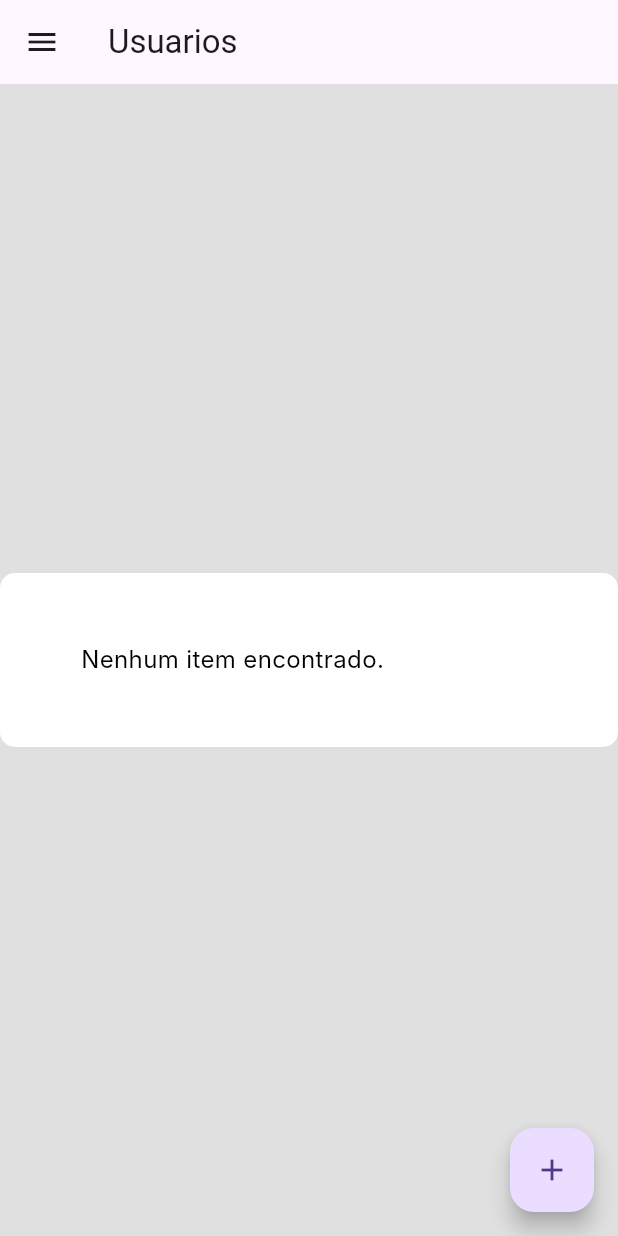
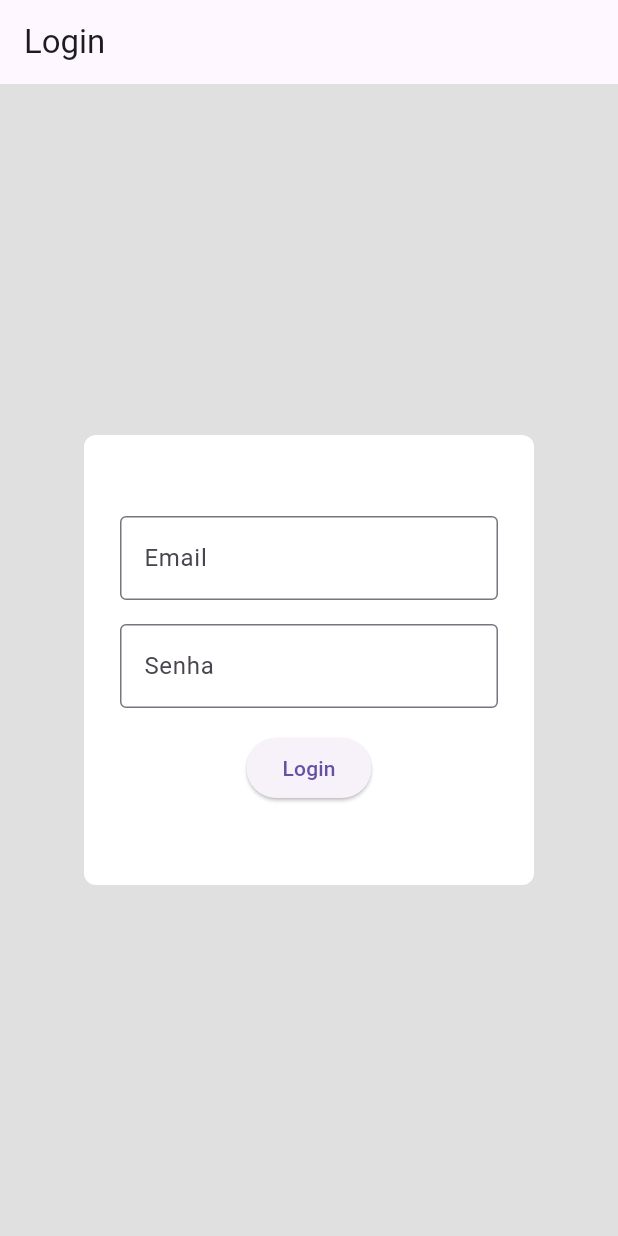
Before and after one commit to caiotheodoro/OPT120, a Flutter app: the screen it shows after launch, on a phone screen of 412 x 824 dp. Run offline on Flutter 3.47's test engine with Material 3 defaults, Android fonts, the phone set to English and light mode, and no system bars; our stand-ins replace shared_preferences, sidebarx; missing offline and left inert: dart:html; Roboto replaces fonts that are missing (Inter).

Commit message:
feat: 🎸 access token

```diff
--- a/frontend/lib/main.dart
+++ b/frontend/lib/main.dart
@@ -1,34 +1,65 @@
 import 'package:flutter/material.dart';
 import 'package:frontend/pages/activities.dart';
+import 'package:frontend/pages/login.dart';
 import 'package:frontend/pages/user-activities.dart';
 import 'package:frontend/pages/users.dart';
-import 'package:http/http.dart' as http;
-import 'dart:convert';
-import 'package:sidebarx/sidebarx.dart';
+import 'package:shared_preferences/shared_preferences.dart'; // Import SharedPreferences
 
 void main() {
   runApp(const MyApp());
 }
 
 class MyApp extends StatelessWidget {
-  const MyApp({super.key});
+  const MyApp({Key? key});
+
+  Future<String> fetchAccessToken() async {
+    final SharedPreferences prefs = await SharedPreferences.getInstance();
+    final token = prefs.getString('access_token') ?? '';
+
+    return token;
+  }
 
   @override
   Widget build(BuildContext context) {
+    return FutureBuilder<String>(
+      future: fetchAccessToken(),
+      builder: (context, snapshot) {
+        if (snapshot.connectionState == ConnectionState.waiting) {
+          return const MaterialApp(
+            title: 'Usuários',
+            home: Scaffold(
+              body: Center(
+                child: CircularProgressIndicator(),
+              ),
+            ),
+          );
+        } else {
+          final String accessToken = snapshot.data ?? '';
+          final String initialRoute = accessToken.isEmpty ? '/users' : '/login';
+
           return MaterialApp(
             title: 'Usuários',
-      initialRoute: '/users',
+            initialRoute: initialRoute,
+            onGenerateRoute: (settings) {
+              if (settings.name == '/activity') {
+                return MaterialPageRoute(builder: (context) => const ActivitiesPage(title: 'Atividades'));
+              }
+              return null;
+            },
             theme: ThemeData(
               useMaterial3: true,
               scaffoldBackgroundColor: const Color(0xFFE0E0E0),
             ),
-      home: const UsersPage(title: 'Usuarios'),
+            home: accessToken.isNotEmpty ? const UsersPage(title: 'Usuários') : const LoginPage(title: 'Login'),
             routes: {
+              '/login': (context) => const LoginPage(title: 'Login'),
               '/users': (context) => const UsersPage(title: 'Usuarios'),
-        '/activity': (context) => const ActivitiesPage(title: 'Atividades'),
               '/user-activities': (context) =>
                   const UserActivityPage(title: 'Atividades do Usuario'),
             },
           );
         }
+      },
+    );
   }
+}
--- /dev/null
+++ b/frontend/lib/pages/login.dart
@@ -0,0 +1,81 @@
+import 'package:flutter/material.dart';
+import 'package:frontend/utils/login.dart';
+
+class LoginPage extends StatefulWidget {
+  const LoginPage({super.key, required this.title});
+  final String title;
+
+  @override
+  State<LoginPage> createState() => _LoginPageState();
+}
+
+class _LoginPageState extends State<LoginPage> {
+  final emailController = TextEditingController();
+  final passwordController = TextEditingController();
+
+  final loginApiHelper = LoginApiHelper();
+
+  @override
+  //login page with a centered modal, email and password fields, and a login button. the modal is white and the inputs is a light grey and border radius of 8
+  Widget build(BuildContext context) {
+    return Scaffold(
+      appBar: AppBar(
+        title: Text(widget.title),
+      ),
+      body: Center(
+        child: Container(
+          width: 300,
+          padding: const EdgeInsets.all(16),
+          height: 300,
+
+          decoration: BoxDecoration(
+            borderRadius: BorderRadius.circular(8), // Add border radius here
+            color: Colors.white,
+
+          ),
+          child: Column(
+            mainAxisAlignment: MainAxisAlignment.center,
+            children: <Widget>[
+              Padding(
+                padding: const EdgeInsets.symmetric(horizontal: 8, vertical: 8),
+                child: TextField(
+                  controller: emailController,
+                  decoration: const InputDecoration(
+                    border: OutlineInputBorder(),
+                    labelText: 'Email',
+                  ),
+                ),
+              ),
+              Padding(
+                padding: const EdgeInsets.symmetric(horizontal: 8, vertical: 8),
+                child: TextField(
+                  controller: passwordController,
+                  decoration: const InputDecoration(
+                    border: OutlineInputBorder(),
+                    labelText: 'Senha',
+                  ),
+                ),
+              ),
+              Padding(
+                padding: const EdgeInsets.symmetric(horizontal: 8, vertical: 8),
+                child: ElevatedButton(
+                  onPressed: () async {
+                    // Add a pushReplacementNamed method to the onPressed event
+                    final res = await loginApiHelper.login(emailController.text, passwordController.text);
+
+                    if (res['access_token'] != null) {
+                      Navigator.pushReplacementNamed(context, '/users');
+                    }
+                    // Navigator.pushReplacementNamed(context, '/users');
+                  },
+                  child: const Text('Login'),
+                ),
+              ),
+            ],
+          ),
+        ),
+      ),
+    );
+  }
+
+}
--- a/frontend/lib/pages/user-activities.dart
+++ b/frontend/lib/pages/user-activities.dart
@@ -87,6 +87,9 @@ class _UserActivityPageState extends State<UserActivityPage> {
       id = '';
       handleFetchUserActivities();
     }
+
+
+
 
   @override
   Widget build(BuildContext context) {
--- a/frontend/lib/pages/users.dart
+++ b/frontend/lib/pages/users.dart
@@ -103,11 +103,9 @@ class _UsersPageState extends State<UsersPage> {
         handleClearFields();
       },
        onEdit: (id) async {
-        final user = await userApiHelper.fetchUser(id);
-        //set the info to the form fields and open the drawer
+        final user = await userApiHelper.fetchUser(id.toString());
         nameController.text = user['name'];
         emailController.text = user['email'];
-        passwordController.text = user['password'];
         this.id = id.toString();
 
 
--- /dev/null
+++ b/frontend/lib/utils/login.dart
@@ -0,0 +1,41 @@
+import 'dart:convert';
+import 'dart:html';
+import 'dart:io';
+import 'package:http/http.dart' as http;
+import 'package:shared_preferences/shared_preferences.dart';
+
+
+class LoginApiHelper {
+  static final String baseUrl = 'http://localhost:3025';
+
+  Future<dynamic> login(String email, String password) async {
+    final response = await http.post(
+      Uri.parse('$baseUrl/auth'),
+      headers: <String, String>{
+        'Content-Type': 'application/json; charset=UTF-8',
+      },
+      body: jsonEncode(<String, String>{
+        'email': email,
+        'password': password,
+      }),
+    );
+
+    if (response.statusCode == 201) {
+      var access_token = jsonDecode(response.body)['access_token'];
+
+      final SharedPreferences prefs = await SharedPreferences.getInstance();
+      await prefs.setString('access_token', access_token);
+
+
+      return jsonDecode(response.body);
+    } else {
+      throw Exception('Failed to login');
+    }
+  }
+
+  Future<void> logout() async {
+    final SharedPreferences prefs = await SharedPreferences.getInstance();
+    await prefs.remove('access_token');
+  }
+
+}
--- a/frontend/lib/utils/user.dart
+++ b/frontend/lib/utils/user.dart
@@ -38,14 +38,14 @@ Future<List<Map<String, dynamic>>> fetchUsers() async {
     }
   }
 
-   Future<void> deleteUser(int id) async {
+   Future<void> deleteUser(String? id) async {
     final url = Uri.parse('$baseUrl/users/$id');
     final response = await http.delete(url);
     if (response.statusCode != 200) {
       throw Exception('Falha Ao deletar user: ${response.statusCode}');
     }
   }
-  Future<Map<String, dynamic>> fetchUser(int id) async {
+  Future<Map<String, dynamic>> fetchUser(String? id) async {
     final url = Uri.parse('$baseUrl/users/$id');
     final response = await http.get(url);
     if (response.statusCode == 200) {
--- a/frontend/pubspec.yaml
+++ b/frontend/pubspec.yaml
@@ -38,6 +38,7 @@ dependencies:
   sidebarx: ^0.16.2
   email_validator: ^2.1.17
   intl: ^0.17.0
+  shared_preferences: ^2.0.6
 
 dev_dependencies:
   flutter_test:
```
Also changed, not shown: frontend/lib/utils/auth-service.dart (added), frontend/pubspec.lock, 12 other files. Lines whose indentation alone changed are shown as unchanged.
